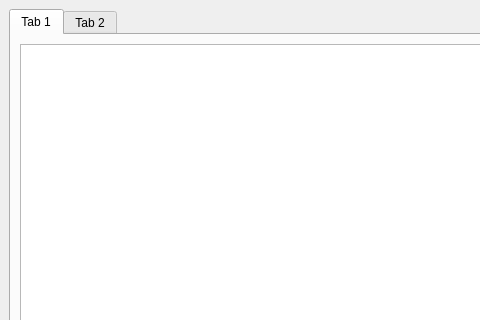
Old version of the form mainwindow.ui in the repository eloranta/HamVibe; both pictures show x 0 to 480 and y 0 to 320 of the 922 by 600 pixel window.
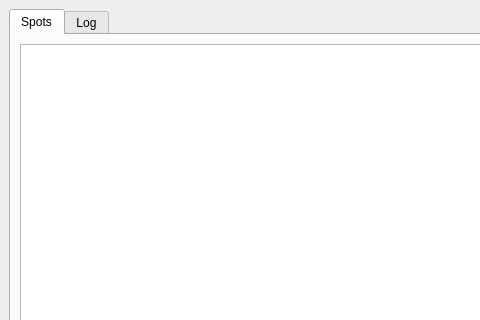
New version of the form.

Commit message: change tabview texts

```diff
--- a/mainwindow.ui
+++ b/mainwindow.ui
@@ -22,7 +22,7 @@
       </property>
       <widget class="QWidget" name="Spots">
        <attribute name="title">
-        <string>Tab 1</string>
+        <string>Spots</string>
        </attribute>
        <layout class="QGridLayout" name="gridLayout_2">
         <item row="0" column="0">
@@ -32,7 +32,7 @@
       </widget>
       <widget class="QWidget" name="Log">
        <attribute name="title">
-        <string>Tab 2</string>
+        <string>Log</string>
        </attribute>
        <layout class="QGridLayout" name="gridLayout">
         <item row="0" column="0">
```
Left out of the diff: 12 changed lines with no effect on the pictures. The commit also changes 1 other file.
